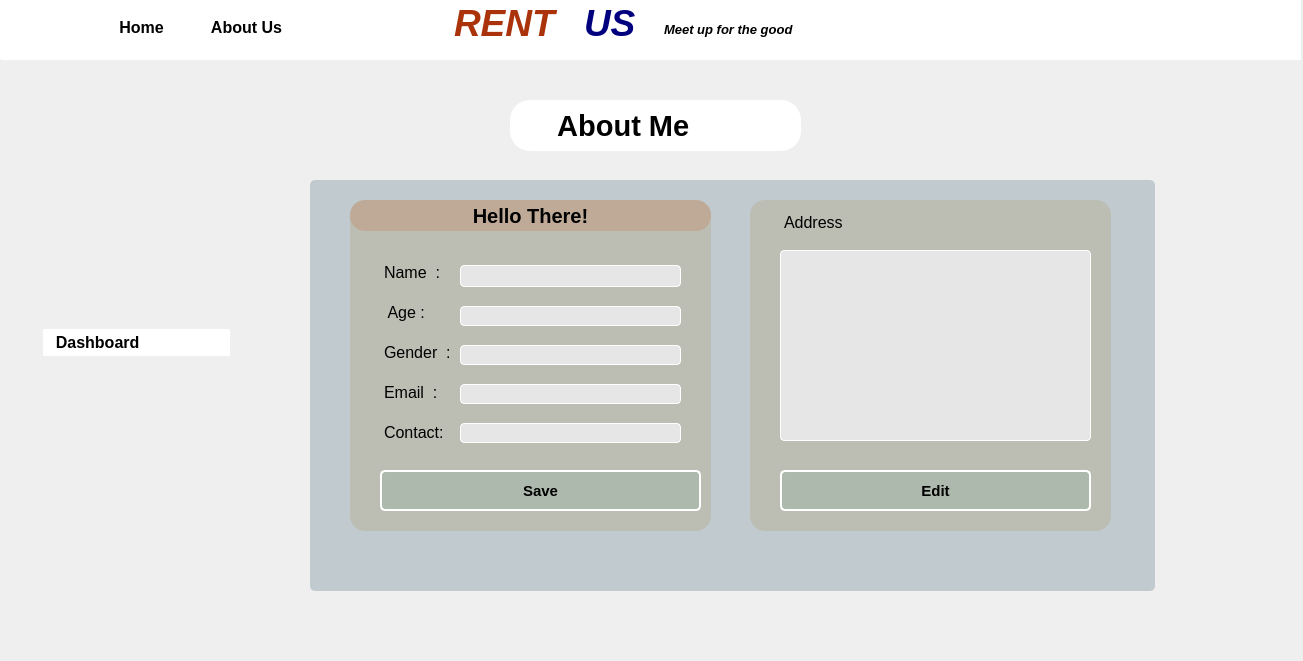
Old version of the form aboutme.ui in the repository kausik10/RentUs.
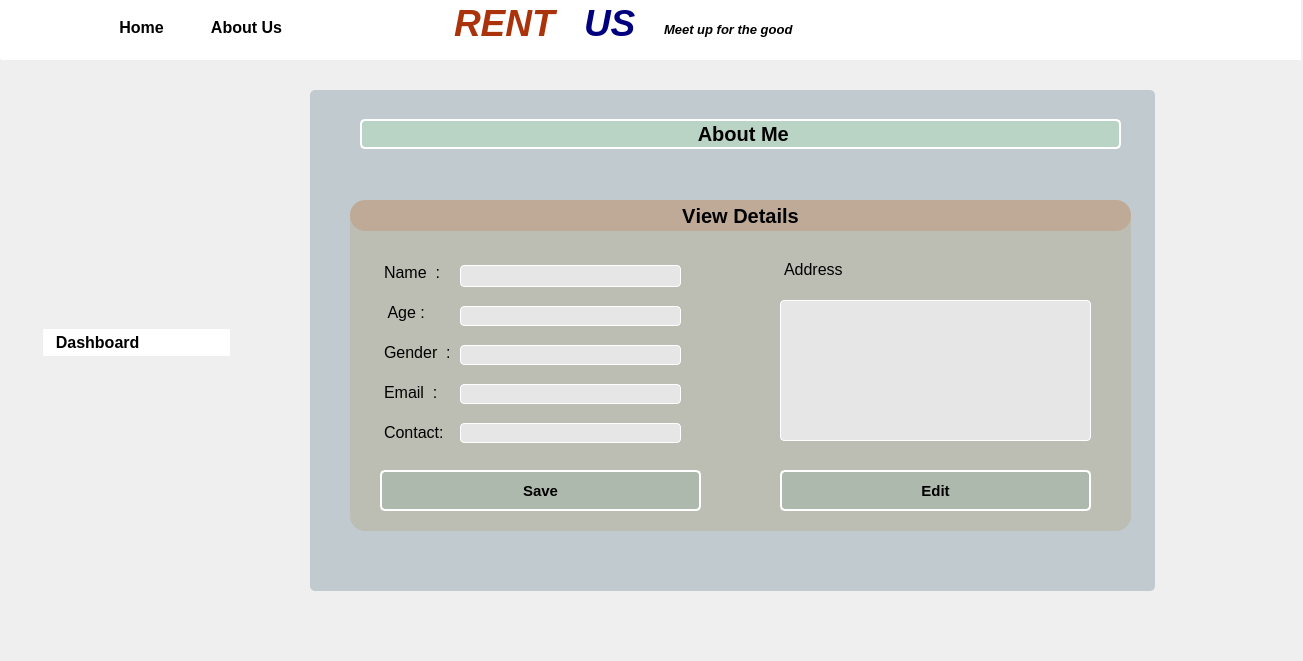
New version of the form. Icons and pictures are not drawn.

The edit to the form file:
```diff
--- a/aboutme.ui
+++ b/aboutme.ui
@@ -266,52 +266,6 @@
 #menubtn::menu-indicator{ image: none; }</string>
      </property>
     </widget>
-    <widget class="QPushButton" name="pushButton_21">
-     <property name="geometry">
-      <rect>
-       <x>510</x>
-       <y>100</y>
-       <width>291</width>
-       <height>51</height>
-      </rect>
-     </property>
-     <property name="font">
-      <font>
-       <pointsize>22</pointsize>
-       <italic>false</italic>
-       <bold>true</bold>
-       <stylestrategy>PreferDefault</stylestrategy>
-       <kerning>false</kerning>
-      </font>
-     </property>
-     <property name="styleSheet">
-      <string notr="true">#pushButton_21
-{
-padding: 5px;
-color: black;
-	background: rgb(255,255,255);
-	border: 2px solid white;
-	border-radius: 20px;
-}
-#pushButton_21:hover
-{
-	background: rgb(220,220,200);
-}</string>
-     </property>
-     <property name="text">
-      <string>     About Me</string>
-     </property>
-     <property name="icon">
-      <iconset resource="src.qrc">
-       <normaloff>:/image/images/user.png</normaloff>:/image/images/user.png</iconset>
-     </property>
-     <property name="iconSize">
-      <size>
-       <width>25</width>
-       <height>25</height>
-      </size>
-     </property>
-    </widget>
     <widget class="QPushButton" name="pushButton_22">
      <property name="geometry">
       <rect>
@@ -471,9 +425,9 @@
      <property name="geometry">
       <rect>
        <x>310</x>
-       <y>180</y>
+       <y>90</y>
        <width>845</width>
-       <height>411</height>
+       <height>501</height>
       </rect>
      </property>
      <property name="styleSheet">
@@ -550,7 +504,7 @@
       <rect>
        <x>350</x>
        <y>200</y>
-       <width>361</width>
+       <width>781</width>
        <height>31</height>
       </rect>
      </property>
@@ -578,7 +532,7 @@
 </string>
      </property>
      <property name="text">
-      <string>Hello There!</string>
+      <string>View Details</string>
      </property>
      <property name="icon">
       <iconset theme="accessories-text-editor">
@@ -656,8 +610,8 @@
      <property name="geometry">
       <rect>
        <x>780</x>
-       <y>210</y>
-       <width>301</width>
+       <y>257</y>
+       <width>311</width>
        <height>31</height>
       </rect>
      </property>
@@ -775,9 +729,9 @@
      <property name="geometry">
       <rect>
        <x>780</x>
-       <y>250</y>
+       <y>300</y>
        <width>311</width>
-       <height>191</height>
+       <height>141</height>
       </rect>
      </property>
      <property name="styleSheet">
@@ -798,31 +752,7 @@
       <rect>
        <x>350</x>
        <y>200</y>
-       <width>361</width>
-       <height>331</height>
-      </rect>
-     </property>
-     <property name="styleSheet">
-      <string notr="true">background: rgba(200,150,55, 60);
-	border: 0px solid white ;
-	border-radius: 15px;
-	text-align: center;
-
-</string>
-     </property>
-     <property name="text">
-      <string/>
-     </property>
-    </widget>
-    <widget class="QLabel" name="label_2">
-     <property name="enabled">
-      <bool>false</bool>
-     </property>
-     <property name="geometry">
-      <rect>
-       <x>750</x>
-       <y>200</y>
-       <width>361</width>
+       <width>781</width>
        <height>331</height>
       </rect>
      </property>
@@ -873,16 +803,57 @@
       <bool>true</bool>
      </property>
     </widget>
+    <widget class="QPushButton" name="pushButton_2">
+     <property name="enabled">
+      <bool>false</bool>
+     </property>
+     <property name="geometry">
+      <rect>
+       <x>360</x>
+       <y>119</y>
+       <width>761</width>
+       <height>30</height>
+      </rect>
+     </property>
+     <property name="font">
+      <font>
+       <pointsize>15</pointsize>
+       <italic>false</italic>
+       <bold>true</bold>
+       <stylestrategy>PreferDefault</stylestrategy>
+       <kerning>false</kerning>
+      </font>
+     </property>
+     <property name="styleSheet">
+      <string notr="true">
+#pushButton_2
+{
+border-radius: 5px;
+border: 2px solid white;
+background-color: rgba(150, 255, 147, 45);
+text-align: center;
+
+}
+
+</string>
+     </property>
+     <property name="text">
+      <string> About Me</string>
+     </property>
+     <property name="icon">
+      <iconset resource="src.qrc">
+       <normaloff>:/image/images/user.png</normaloff>:/image/images/user.png</iconset>
+     </property>
+    </widget>
     <zorder>label</zorder>
-    <zorder>label_2</zorder>
     <zorder>label_3</zorder>
+    <zorder>splitter</zorder>
     <zorder>plainTextEdit_3</zorder>
     <zorder>textEdit_9</zorder>
     <zorder>textEdit_10</zorder>
     <zorder>pushButton_19</zorder>
     <zorder>textEdit_11</zorder>
     <zorder>menubtn</zorder>
-    <zorder>pushButton_21</zorder>
     <zorder>pushButton_22</zorder>
     <zorder>layoutWidget_3</zorder>
     <zorder>textEdit_12</zorder>
@@ -901,6 +872,7 @@
     <zorder>email</zorder>
     <zorder>address</zorder>
     <zorder>contact</zorder>
+    <zorder>pushButton_2</zorder>
    </widget>
   </widget>
  </widget>
```
